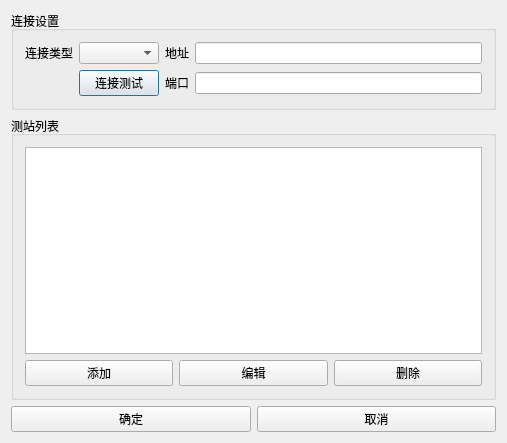
This is Amadeus/DialogStationSiteAdd.ui in yxw027/Amadeus as Qt 5 draws it before an edit. The edited form follows.
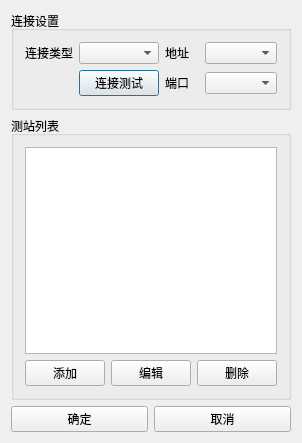
This is the edited form.

What changed in the file:
```diff
--- a/Amadeus/DialogStationSiteAdd.ui
+++ b/Amadeus/DialogStationSiteAdd.ui
@@ -6,7 +6,7 @@
    <rect>
     <x>0</x>
     <y>0</y>
-    <width>507</width>
+    <width>300</width>
     <height>443</height>
    </rect>
   </property>
@@ -38,7 +38,7 @@
        </widget>
       </item>
       <item row="0" column="3">
-       <widget class="QLineEdit" name="lineEditAddress"/>
+       <widget class="QComboBox" name="comboBoxNetAddressOrSerialPort"/>
       </item>
       <item row="1" column="1">
        <widget class="QPushButton" name="pushButtonConnectTest">
@@ -55,7 +55,7 @@
        </widget>
       </item>
       <item row="1" column="3">
-       <widget class="QLineEdit" name="lineEditPort"/>
+       <widget class="QComboBox" name="comboBoxPortNetPortOrSerialBaudRate"/>
       </item>
      </layout>
     </widget>
```
Left out of the diff: 4 changed lines with no effect on the pictures.
